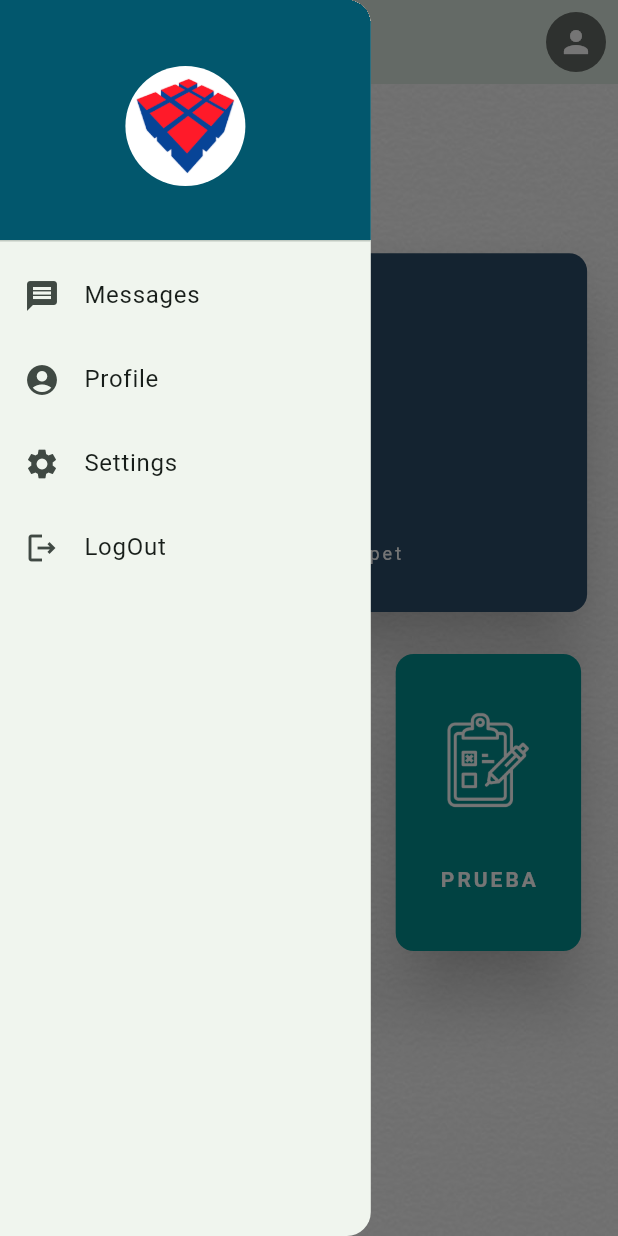
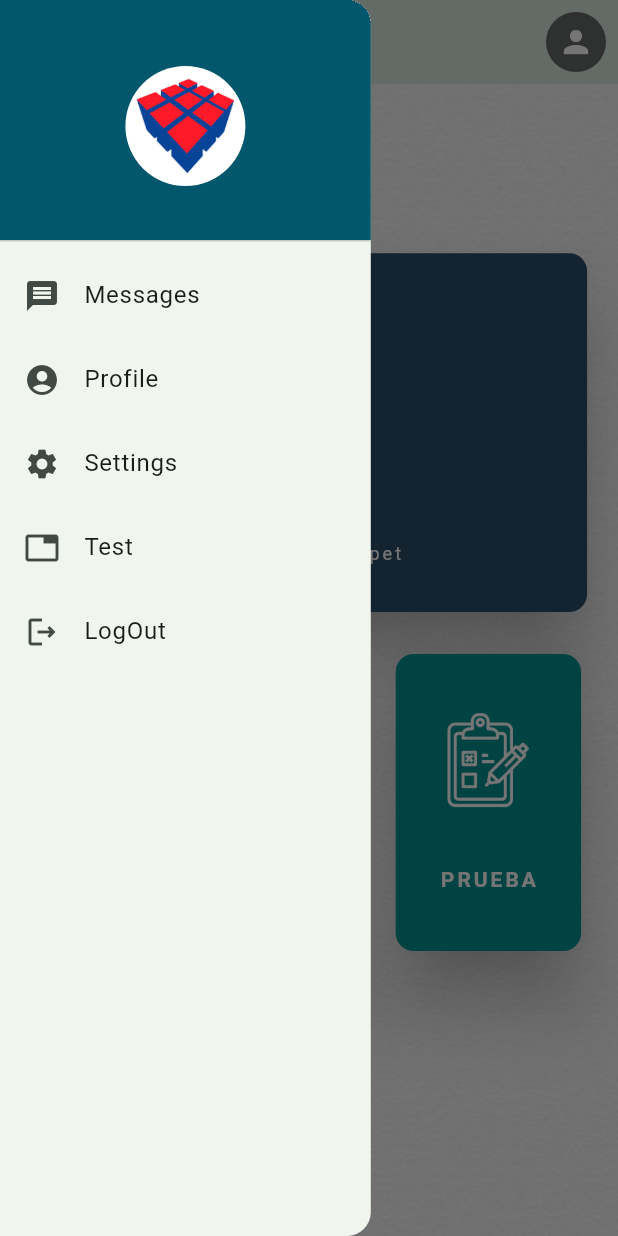
Before and after one commit to IngAndresRincon/HermeticidadAPP, a Flutter app: the HomePage screen opened by its route, with the side drawer open, on a phone screen of 412 x 824 dp. Run offline on Flutter 3.47's test engine with Material 2 defaults, Android fonts, the light colour scheme and no system bars; our stand-ins replace fluttertoast, syncfusion_flutter_charts.

Commit message:
Test
Se agrega opción de Test en el Drawer para envio de datos File

```diff
--- a/lib/Page/homePage.dart
+++ b/lib/Page/homePage.dart
@@ -64,6 +64,15 @@ class _HomePageState extends State<HomePage> {
             const ListTile(
               leading: Icon(Icons.settings),
               title: Text('Settings'),
+            ),
+            ListTile(
+              onTap: () async {
+                String strTest =
+                    "2,1,00:00:00,0.00;2,1,00:00:01,17.56;2,1,00:00:02,17.56;2,1,00:00:03,17.56;2,1,00:00:04,17.56;2,1,00:00:05,17.56;2,1,00:00:06,17.56;2,1,00:00:07,17.56;";
+                await postFile(strTest);
+              },
+              leading: const Icon(Icons.tab),
+              title: const Text('Test'),
             ),
             ListTile(
               onTap: () {
```
